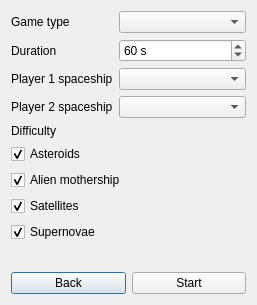
Qt form project/Starfighter/res/ui/NewGameDialog.ui (Diego999/Starfighter) before a commit.
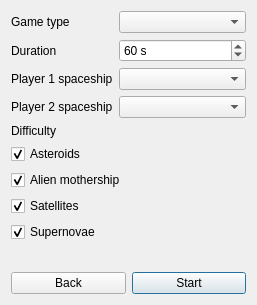
The same form after that commit.

Commit message: Start game by default

```diff
--- a/project/Starfighter/res/ui/NewGameDialog.ui
+++ b/project/Starfighter/res/ui/NewGameDialog.ui
@@ -148,6 +148,9 @@
        <property name="text">
         <string>Start</string>
        </property>
+       <property name="default">
+        <bool>true</bool>
+       </property>
       </widget>
      </item>
     </layout>
```
